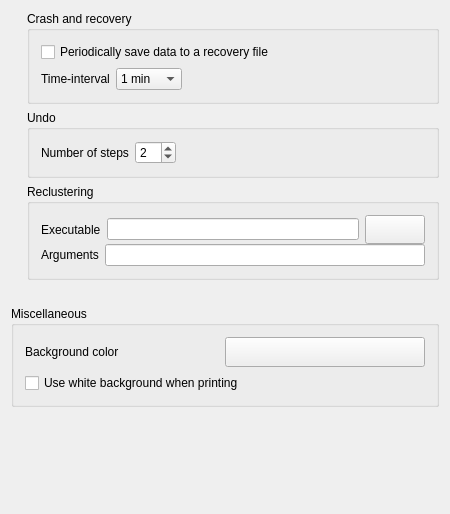
Old version of the form src/klusters/src/prefgenerallayout.ui in the repository Gravios/neurosuite-3.
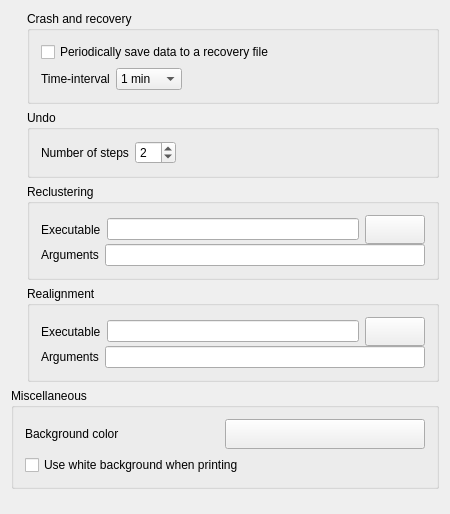
New version of the form. Custom widgets are drawn as their Qt base class.

Commit message: feature(klusters) spike realignment

Patch:
```diff
--- a/src/klusters/src/prefgenerallayout.ui
+++ b/src/klusters/src/prefgenerallayout.ui
@@ -135,6 +135,94 @@
        </property>
       </spacer>
      </item>
+     <item>
+      <widget class="QGroupBox" name="groupBox_realign">
+       <property name="sizePolicy">
+        <sizepolicy hsizetype="Expanding" vsizetype="Fixed">
+         <horstretch>0</horstretch>
+         <verstretch>0</verstretch>
+        </sizepolicy>
+       </property>
+       <property name="maximumSize">
+        <size>
+         <width>32767</width>
+         <height>140</height>
+        </size>
+       </property>
+       <property name="title">
+        <string>Realignment</string>
+       </property>
+       <layout class="QGridLayout" name="gridLayout_realign">
+        <item row="0" column="0">
+         <layout class="QVBoxLayout">
+          <property name="spacing">
+           <number>0</number>
+          </property>
+          <item>
+           <layout class="QHBoxLayout">
+            <item>
+             <widget class="QLabel" name="realignExeLabel">
+              <property name="text">
+               <string>Executable</string>
+              </property>
+              <property name="wordWrap">
+               <bool>false</bool>
+              </property>
+             </widget>
+            </item>
+            <item>
+             <widget class="QLineEdit" name="realignExecutableLineEdit"/>
+            </item>
+            <item>
+             <widget class="QPushButton" name="realignExecutableButton">
+              <property name="sizePolicy">
+               <sizepolicy hsizetype="Fixed" vsizetype="Fixed">
+                <horstretch>0</horstretch>
+                <verstretch>0</verstretch>
+               </sizepolicy>
+              </property>
+              <property name="minimumSize">
+               <size>
+                <width>60</width>
+                <height>29</height>
+               </size>
+              </property>
+              <property name="text">
+               <string/>
+              </property>
+             </widget>
+            </item>
+           </layout>
+          </item>
+          <item>
+           <layout class="QHBoxLayout">
+            <item>
+             <widget class="QLabel" name="realignArgsLabel">
+              <property name="text">
+               <string>Arguments</string>
+              </property>
+              <property name="wordWrap">
+               <bool>false</bool>
+              </property>
+             </widget>
+            </item>
+            <item>
+             <widget class="QLineEdit" name="realignArgsLineEdit">
+              <property name="minimumSize">
+               <size>
+                <width>0</width>
+                <height>0</height>
+               </size>
+              </property>
+             </widget>
+            </item>
+           </layout>
+          </item>
+         </layout>
+        </item>
+       </layout>
+      </widget>
+     </item>
     </layout>
    </item>
    <item row="0" column="0">
```
The commit also changes 264 other files.
